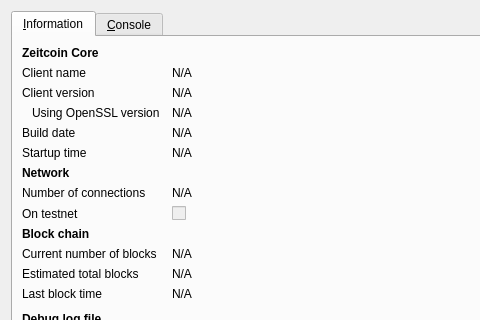
The window that src/qt/forms/rpcconsole.ui (jarno83/cryptogold) describes before a commit, drawn with Qt 5; both pictures show x 0 to 480 and y 0 to 320 of the 740 by 450 pixel window.
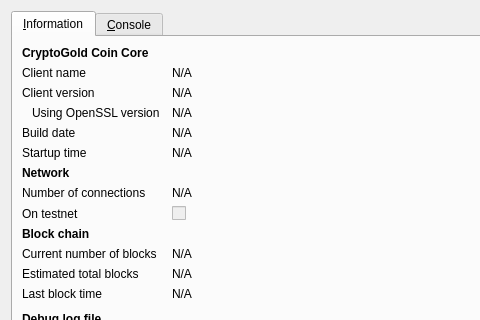
The same window after the commit. Icons and pictures are not drawn.

The edit to the form file:
```diff
--- a/src/qt/forms/rpcconsole.ui
+++ b/src/qt/forms/rpcconsole.ui
@@ -36,7 +36,7 @@
           </font>
          </property>
          <property name="text">
-          <string>Zeitcoin Core</string>
+          <string>CryptoGold Coin Core</string>
          </property>
         </widget>
        </item>
```
Left out of the diff: 6 changed lines with no effect on the pictures.
